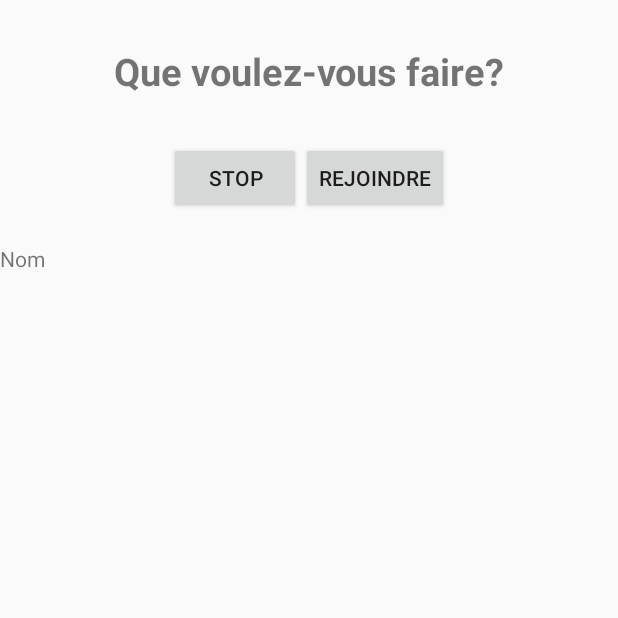
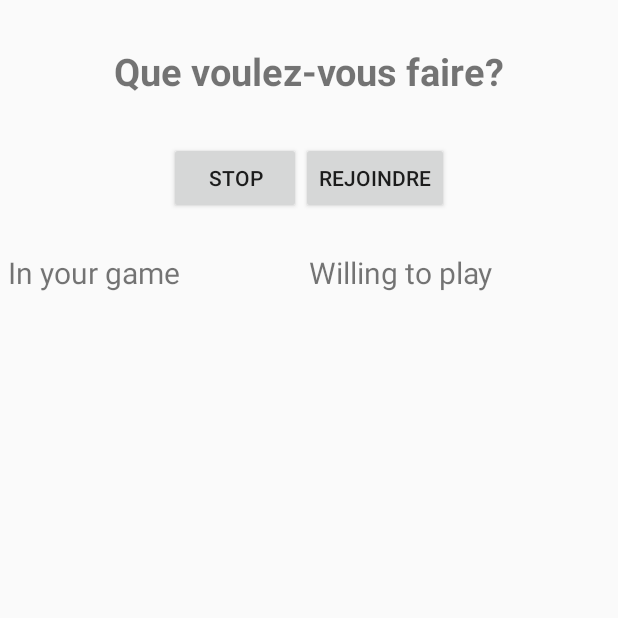
Before and after one commit to francisbr/Loup-Garou, an Android app: the screen it shows after launch (MainActivity), after a tap on "CREER", on a phone screen of 412 x 824 dp, the top half of it. Run offline under Robolectric (Android 15) with nearby library versions, the phone set to English and light mode, and no system bars; 2 statements that could not run were skipped; 1 other tap on this screen came first.

Commit message:
User can now accept or denie player to join his game

```diff
--- a/app/src/main/AndroidManifest.xml
+++ b/app/src/main/AndroidManifest.xml
@@ -16,7 +16,8 @@
         <activity
             android:name=".MainActivity"
             android:label="@string/app_name"
-            android:theme="@style/AppTheme.NoActionBar" >
+            android:theme="@style/AppTheme.NoActionBar"
+            android:screenOrientation="portrait">
             <intent-filter>
                 <action android:name="android.intent.action.MAIN" />
 
--- a/app/src/main/java/francis/loup_garou/MainActivity.java
+++ b/app/src/main/java/francis/loup_garou/MainActivity.java
@@ -89,6 +89,8 @@ public class MainActivity extends Activity implements
     private ArrayList<String> wishingToConnectIDs = new ArrayList();
     //Pour le list view
     ArrayList<String> listItems = new ArrayList();
+    ArrayAdapter<String> adapter;
+    ListView listeView;
 
     @Override
     protected void onCreate(Bundle savedInstanceState) {
@@ -111,50 +113,11 @@ public class MainActivity extends Activity implements
                 .addApi(Nearby.CONNECTIONS_API)
                 .build();
 
-
+        adapter = new ArrayAdapter<String>(this,android.R.layout.simple_list_item_1,listItems);
 
     }
 
 
-    public void events(){
-
-    }
-
-    public void answerNotification(final int position){
-        // This device is advertising and has received a connection request. Show a dialog asking
-        // the user if they would like to connect and accept or reject the request accordingly.
-        mConnectionRequestDialog = new AlertDialog.Builder(this)
-                .setTitle("Connection Request")
-                .setMessage("Do you want this player to join your game?")
-                .setCancelable(false)
-                .setPositiveButton("Connect", new DialogInterface.OnClickListener() {
-                    @Override
-                    public void onClick(DialogInterface dialog, int which) {
-                        byte[] payload = null;
-                        Nearby.Connections.acceptConnectionRequest(mGoogleApiClient, wishingToConnectIDs.get(position),
-                                payload, MainActivity.this)
-                                .setResultCallback(new ResultCallback<Status>() {
-                                    @Override
-                                    public void onResult(Status status) {
-                                        if (status.isSuccess()) {
-
-                                            connectedIDs.add(wishingToConnectIDs.get(position));
-                                            updateViewVisibility(STATE_CONNECTED);
-                                        } else {
-                                        }
-                                    }
-                                });
-                    }
-                })
-                .setNegativeButton("No", new DialogInterface.OnClickListener() {
-                    @Override
-                    public void onClick(DialogInterface dialog, int which) {
-                        Nearby.Connections.rejectConnectionRequest(mGoogleApiClient, wishingToConnectIDs.get(position));
-                    }
-                }).create();
-
-        mConnectionRequestDialog.show();
-    }
     public void saveName(View view) {
         EditText textNom = (EditText) findViewById(R.id.txtUsername);
 
@@ -194,23 +157,10 @@ public class MainActivity extends Activity implements
             {
                 Log.d("listView", "Clicked " + position);
 
-                Nearby.Connections.acceptConnectionRequest(mGoogleApiClient, wishingToConnectIDs.get(position),
-                        null, MainActivity.this)
-                        .setResultCallback(new ResultCallback<Status>() {
-                            @Override
-                            public void onResult(Status status) {
-                                if (status.isSuccess()) {
-
-                                    connectedIDs.add(wishingToConnectIDs.get(position));
-                                    updateViewVisibility(STATE_CONNECTED);
-                                } else {
-                                }
-                            }
-                        });
-
-                //answerNotification(position);
+                answerNotification(position);
             }
         });
+
 
     }
 
@@ -249,7 +199,9 @@ public class MainActivity extends Activity implements
      * Begin advertising for Nearby Connections, if possible.
      */
     private void startAdvertising() {
+        Log.d("Advertising","Start");
         if (!isConnectedToNetwork()) {
+            Log.d("Network","Not connected");
             return;
         }
 
@@ -262,11 +214,11 @@ public class MainActivity extends Activity implements
         // Advertise for Nearby Connections. This will broadcast the service id defined in
         // AndroidManifest.xml. By passing 'null' for the name, the Nearby Connections API
         // will construct a default name based on device model such as 'LGE Nexus 5'.
-        String name = null;
         Nearby.Connections.startAdvertising(mGoogleApiClient, username, appMetadata, TIMEOUT_ADVERTISE,
                 this).setResultCallback(new ResultCallback<Connections.StartAdvertisingResult>() {
             @Override
             public void onResult(Connections.StartAdvertisingResult result) {
+                Log.d("Advertising:onResult", "" + result);
                 if (result.getStatus().isSuccess()) {
 
                     updateViewVisibility(STATE_ADVERTISING);
@@ -282,6 +234,7 @@ public class MainActivity extends Activity implements
                 }
             }
         });
+        Log.d("Advertising","Done");
     }
 
     private void updateViewVisibility(@NearbyConnectionState int newState) {
@@ -328,16 +281,60 @@ public class MainActivity extends Activity implements
         return (info != null && info.isConnectedOrConnecting());
     }
 
+    public void answerNotification(final int position){
+        listeView = (ListView) findViewById(R.id.wantToJoinListView);
+
+        DialogInterface.OnClickListener dialogClickListener = new DialogInterface.OnClickListener() {
+            @Override
+            public void onClick(DialogInterface dialog, int which) {
+                switch (which){
+                    case DialogInterface.BUTTON_POSITIVE:
+
+                        Nearby.Connections.acceptConnectionRequest(mGoogleApiClient, wishingToConnectIDs.get(position),
+                                null, MainActivity.this)
+                                .setResultCallback(new ResultCallback<Status>() {
+                                    @Override
+                                    public void onResult(Status status) {
+                                        if (status.isSuccess()) {
+                                            connectedIDs.add(wishingToConnectIDs.get(position));
+                                            updateViewVisibility(STATE_CONNECTED);
+
+                                            listItems.remove(position);
+
+                                            adapter.notifyDataSetChanged();
+                                            listeView.setAdapter(adapter);
+
+                                            wishingToConnectIDs.remove(position);
+
+                                        } else {
+                                        }
+                                    }
+                                });
+
+                        break;
+
+                    case DialogInterface.BUTTON_NEGATIVE:
+                        Nearby.Connections.rejectConnectionRequest(mGoogleApiClient, wishingToConnectIDs.get(position));
+
+                        break;
+                }
+            }
+        };
+
+        AlertDialog.Builder builder = new AlertDialog.Builder(this);
+        builder.setMessage("Add this player too your game?").setPositiveButton("Yes", dialogClickListener)
+                .setNegativeButton("No", dialogClickListener).show();
+    }
+
     @Override
     public void onConnectionRequest(final String endpointId, String deviceId, String endpointName,
                                     byte[] payload) {
 
-        ListView listeView = (ListView) findViewById(R.id.wantToJoinListView);
+        listeView = (ListView) findViewById(R.id.wantToJoinListView);
 
 
         listItems.add(endpointName);
 
-        ArrayAdapter<String> adapter = new ArrayAdapter<String>(this,android.R.layout.simple_list_item_1,listItems);
         listeView.setAdapter(adapter);
 
         wishingToConnectIDs.add(endpointId);
--- a/app/src/main/res/layout/fragment_starting_game.xml
+++ b/app/src/main/res/layout/fragment_starting_game.xml
@@ -39,10 +39,59 @@
             android:layout_marginTop="20dp"/>
 
     </LinearLayout>
-<TextView
-    android:layout_width="wrap_content"
+
+<LinearLayout
+    android:layout_width="match_parent"
     android:layout_height="wrap_content"
-    android:id="@+id/lblNom"
-    android:text="Nom"/>
+    android:layout_margin="5dp"
+    android:gravity="center_horizontal"
+    android:weightSum="2">
+
+    <TextView
+        android:layout_width="0dp"
+        android:layout_height="wrap_content"
+        android:layout_weight="1"
+        android:text="In your game"
+        android:textSize="20sp"/>
+
+    <TextView
+        android:layout_width="0dp"
+        android:layout_height="wrap_content"
+        android:layout_weight="1"
+        android:text="Willing to play"
+        android:textSize="20sp"/>
 
 </LinearLayout>
+
+    <LinearLayout
+        android:layout_width="match_parent"
+        android:layout_height="match_parent"
+        android:layout_margin="5dp"
+        android:gravity="center_horizontal"
+        android:weightSum="2">
+
+        <ListView
+            android:layout_width="0dp"
+            android:layout_height="match_parent"
+            android:layout_weight="1"
+            android:layout_marginRight="10dp"
+            android:id="@+id/inGameListView"/>
+
+        <ListView
+            android:layout_width="0dp"
+            android:layout_height="match_parent"
+            android:layout_weight="1"
+            android:layout_marginLeft="10dp"
+            android:id="@+id/wantToJoinListView"/>
+
+    </LinearLayout>
+
+
+<ListView
+    android:layout_width="wrap_content"
+    android:layout_height="wrap_content">
+
+
+</ListView>
+
+</LinearLayout>
--- a/build.gradle
+++ b/build.gradle
@@ -5,7 +5,7 @@ buildscript {
         jcenter()
     }
     dependencies {
-        classpath 'com.android.tools.build:gradle:2.0.0-alpha2'
+        classpath 'com.android.tools.build:gradle:2.0.0-alpha3'
 
         // NOTE: Do not place your application dependencies here; they belong
         // in the individual module build.gradle files
```
